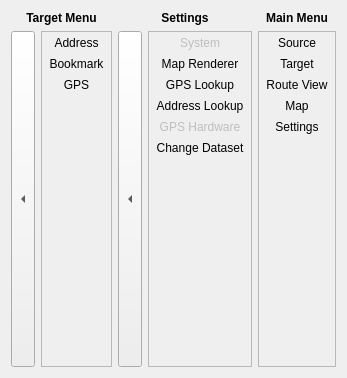
First picture: the form in client/mainwindow.ui, repository shentok/MoNav, before the edit.
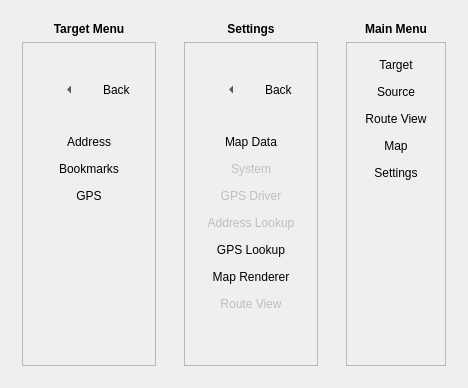
Second picture: the form after the edit. Icons and pictures are not drawn.

Commit message: Client: Some tweaks for Maemo

What changed in the file:
```diff
--- a/client/mainwindow.ui
+++ b/client/mainwindow.ui
@@ -6,13 +6,13 @@
    <string>MoNav</string>
   </property>
   <widget class="QWidget" name="centralWidget">
-   <layout class="QHBoxLayout" name="horizontalLayout">
+   <layout class="QHBoxLayout" name="horizontalLayout_3">
+    <item>
+     <layout class="QFormLayout" name="formLayout"/>
+    </item>
     <item>
      <widget class="QWidget" name="targetSourceWidget" native="true">
       <layout class="QVBoxLayout" name="verticalLayout_2">
-       <property name="margin">
-        <number>0</number>
-       </property>
        <item>
         <widget class="QLabel" name="targetSourceMenuLabel">
          <property name="sizePolicy">
@@ -36,25 +36,7 @@
         </widget>
        </item>
        <item>
-        <layout class="QHBoxLayout" name="horizontalLayout_2">
-         <item>
-          <widget class="QToolButton" name="backButton">
-           <property name="sizePolicy">
-            <sizepolicy hsizetype="Fixed" vsizetype="Preferred">
-             <horstretch>0</horstretch>
-             <verstretch>0</verstretch>
-            </sizepolicy>
-           </property>
-           <property name="text">
-            <string>...</string>
-           </property>
-           <property name="arrowType">
-            <enum>Qt::LeftArrow</enum>
-           </property>
-          </widget>
-         </item>
-         <item>
-          <widget class="QScrollArea" name="targetMenuList">
+        <widget class="QScrollArea" name="scrollArea_2">
            <property name="widgetResizable">
             <bool>true</bool>
            </property>
@@ -63,17 +45,39 @@
              <rect>
               <x>0</x>
               <y>0</y>
-              <width>143</width>
-              <height>358</height>
-             </rect>
-            </property>
-            <layout class="QVBoxLayout" name="verticalLayout_4">
-             <property name="spacing">
-              <number>0</number>
+            <width>167</width>
+            <height>342</height>
+           </rect>
+          </property>
+          <layout class="QVBoxLayout" name="verticalLayout_5">
+           <item>
+            <widget class="QToolButton" name="backButton">
+             <property name="sizePolicy">
+              <sizepolicy hsizetype="Preferred" vsizetype="Preferred">
+               <horstretch>0</horstretch>
+               <verstretch>0</verstretch>
+              </sizepolicy>
              </property>
-             <property name="margin">
-              <number>0</number>
+             <property name="text">
+              <string>Back</string>
              </property>
+             <property name="iconSize">
+              <size>
+               <width>64</width>
+               <height>64</height>
+              </size>
+             </property>
+             <property name="toolButtonStyle">
+              <enum>Qt::ToolButtonTextBesideIcon</enum>
+             </property>
+             <property name="autoRaise">
+              <bool>true</bool>
+             </property>
+             <property name="arrowType">
+              <enum>Qt::LeftArrow</enum>
+             </property>
+            </widget>
+           </item>
              <item>
               <widget class="QToolButton" name="addressButton">
                <property name="sizePolicy">
@@ -112,7 +116,7 @@
                 </sizepolicy>
                </property>
                <property name="text">
-                <string>Bookmark</string>
+              <string>Bookmarks</string>
                </property>
                <property name="icon">
                 <iconset resource="images.qrc">
@@ -169,7 +173,7 @@
                <property name="sizeHint" stdset="0">
                 <size>
                  <width>20</width>
-                 <height>121</height>
+               <height>40</height>
                 </size>
                </property>
               </spacer>
@@ -177,8 +181,6 @@
             </layout>
            </widget>
           </widget>
-         </item>
-        </layout>
        </item>
       </layout>
      </widget>
@@ -186,9 +188,6 @@
     <item>
      <widget class="QWidget" name="settingsWidget" native="true">
       <layout class="QVBoxLayout" name="verticalLayout">
-       <property name="margin">
-        <number>0</number>
-       </property>
        <item>
         <widget class="QLabel" name="label_3">
          <property name="font">
@@ -206,25 +205,7 @@
         </widget>
        </item>
        <item>
-        <layout class="QHBoxLayout" name="horizontalLayout_3">
-         <item>
-          <widget class="QToolButton" name="backButton2">
-           <property name="sizePolicy">
-            <sizepolicy hsizetype="Fixed" vsizetype="Preferred">
-             <horstretch>0</horstretch>
-             <verstretch>0</verstretch>
-            </sizepolicy>
-           </property>
-           <property name="text">
-            <string>...</string>
-           </property>
-           <property name="arrowType">
-            <enum>Qt::LeftArrow</enum>
-           </property>
-          </widget>
-         </item>
-         <item>
-          <widget class="QScrollArea" name="settingsMenuList">
+        <widget class="QScrollArea" name="scrollArea_3">
            <property name="widgetResizable">
             <bool>true</bool>
            </property>
@@ -232,18 +213,69 @@
             <property name="geometry">
              <rect>
               <x>0</x>
-              <y>-19</y>
-              <width>179</width>
-              <height>432</height>
+            <y>-300</y>
+            <width>196</width>
+            <height>642</height>
              </rect>
             </property>
             <layout class="QVBoxLayout" name="verticalLayout_6">
-             <property name="spacing">
-              <number>0</number>
+           <item>
+            <widget class="QToolButton" name="backButton2">
+             <property name="sizePolicy">
+              <sizepolicy hsizetype="Preferred" vsizetype="Preferred">
+               <horstretch>0</horstretch>
+               <verstretch>0</verstretch>
+              </sizepolicy>
              </property>
-             <property name="margin">
-              <number>0</number>
+             <property name="text">
+              <string>Back</string>
              </property>
+             <property name="iconSize">
+              <size>
+               <width>64</width>
+               <height>64</height>
+              </size>
+             </property>
+             <property name="toolButtonStyle">
+              <enum>Qt::ToolButtonTextBesideIcon</enum>
+             </property>
+             <property name="autoRaise">
+              <bool>true</bool>
+             </property>
+             <property name="arrowType">
+              <enum>Qt::LeftArrow</enum>
+             </property>
+            </widget>
+           </item>
+           <item>
+            <widget class="QToolButton" name="settingsDataButton">
+             <property name="sizePolicy">
+              <sizepolicy hsizetype="Preferred" vsizetype="Fixed">
+               <horstretch>0</horstretch>
+               <verstretch>0</verstretch>
+              </sizepolicy>
+             </property>
+             <property name="text">
+              <string>Map Data</string>
+             </property>
+             <property name="icon">
+              <iconset resource="images.qrc">
+               <normaloff>:/images/oxygen/folder-tar.png</normaloff>:/images/oxygen/folder-tar.png</iconset>
+             </property>
+             <property name="iconSize">
+              <size>
+               <width>64</width>
+               <height>64</height>
+              </size>
+             </property>
+             <property name="toolButtonStyle">
+              <enum>Qt::ToolButtonTextBesideIcon</enum>
+             </property>
+             <property name="autoRaise">
+              <bool>true</bool>
+             </property>
+            </widget>
+           </item>
              <item>
               <widget class="QToolButton" name="settingsSystemButton">
                <property name="enabled">
@@ -276,6 +308,99 @@
                </property>
               </widget>
              </item>
+           <item>
+            <widget class="QToolButton" name="settingsGPSButton">
+             <property name="enabled">
+              <bool>false</bool>
+             </property>
+             <property name="sizePolicy">
+              <sizepolicy hsizetype="Preferred" vsizetype="Fixed">
+               <horstretch>0</horstretch>
+               <verstretch>0</verstretch>
+              </sizepolicy>
+             </property>
+             <property name="text">
+              <string>GPS Driver</string>
+             </property>
+             <property name="icon">
+              <iconset resource="images.qrc">
+               <normaloff>:/images/oxygen/hwinfo.png</normaloff>:/images/oxygen/hwinfo.png</iconset>
+             </property>
+             <property name="iconSize">
+              <size>
+               <width>64</width>
+               <height>64</height>
+              </size>
+             </property>
+             <property name="toolButtonStyle">
+              <enum>Qt::ToolButtonTextBesideIcon</enum>
+             </property>
+             <property name="autoRaise">
+              <bool>true</bool>
+             </property>
+            </widget>
+           </item>
+           <item>
+            <widget class="QToolButton" name="settingsAddressLookupButton">
+             <property name="enabled">
+              <bool>false</bool>
+             </property>
+             <property name="sizePolicy">
+              <sizepolicy hsizetype="Preferred" vsizetype="Fixed">
+               <horstretch>0</horstretch>
+               <verstretch>0</verstretch>
+              </sizepolicy>
+             </property>
+             <property name="text">
+              <string>Address Lookup</string>
+             </property>
+             <property name="icon">
+              <iconset resource="images.qrc">
+               <normaloff>:/images/address.png</normaloff>:/images/address.png</iconset>
+             </property>
+             <property name="iconSize">
+              <size>
+               <width>64</width>
+               <height>64</height>
+              </size>
+             </property>
+             <property name="toolButtonStyle">
+              <enum>Qt::ToolButtonTextBesideIcon</enum>
+             </property>
+             <property name="autoRaise">
+              <bool>true</bool>
+             </property>
+            </widget>
+           </item>
+           <item>
+            <widget class="QToolButton" name="settingsGPSLookupButton">
+             <property name="sizePolicy">
+              <sizepolicy hsizetype="Preferred" vsizetype="Fixed">
+               <horstretch>0</horstretch>
+               <verstretch>0</verstretch>
+              </sizepolicy>
+             </property>
+             <property name="text">
+              <string>GPS Lookup</string>
+             </property>
+             <property name="icon">
+              <iconset resource="images.qrc">
+               <normaloff>:/images/oxygen/network-wireless.png</normaloff>:/images/oxygen/network-wireless.png</iconset>
+             </property>
+             <property name="iconSize">
+              <size>
+               <width>64</width>
+               <height>64</height>
+              </size>
+             </property>
+             <property name="toolButtonStyle">
+              <enum>Qt::ToolButtonTextBesideIcon</enum>
+             </property>
+             <property name="autoRaise">
+              <bool>true</bool>
+             </property>
+            </widget>
+           </item>
              <item>
               <widget class="QToolButton" name="settingsMapButton">
                <property name="sizePolicy">
@@ -306,65 +431,7 @@
               </widget>
              </item>
              <item>
-              <widget class="QToolButton" name="settingsGPSLookupButton">
-               <property name="sizePolicy">
-                <sizepolicy hsizetype="Preferred" vsizetype="Fixed">
-                 <horstretch>0</horstretch>
-                 <verstretch>0</verstretch>
-                </sizepolicy>
-               </property>
-               <property name="text">
-                <string>GPS Lookup</string>
-               </property>
-               <property name="icon">
-                <iconset resource="images.qrc">
-                 <normaloff>:/images/oxygen/network-wireless.png</normaloff>:/images/oxygen/network-wireless.png</iconset>
-               </property>
-               <property name="iconSize">
-                <size>
-                 <width>64</width>
-                 <height>64</height>
-                </size>
-               </property>
-               <property name="toolButtonStyle">
-                <enum>Qt::ToolButtonTextBesideIcon</enum>
-               </property>
-               <property name="autoRaise">
-                <bool>true</bool>
-               </property>
-              </widget>
-             </item>
-             <item>
-              <widget class="QToolButton" name="settingsAddressLookupButton">
-               <property name="sizePolicy">
-                <sizepolicy hsizetype="Preferred" vsizetype="Fixed">
-                 <horstretch>0</horstretch>
-                 <verstretch>0</verstretch>
-                </sizepolicy>
-               </property>
-               <property name="text">
-                <string>Address Lookup</string>
-               </property>
-               <property name="icon">
-                <iconset resource="images.qrc">
-                 <normaloff>:/images/address.png</normaloff>:/images/address.png</iconset>
-               </property>
-               <property name="iconSize">
-                <size>
-                 <width>64</width>
-                 <height>64</height>
-                </size>
-               </property>
-               <property name="toolButtonStyle">
-                <enum>Qt::ToolButtonTextBesideIcon</enum>
-               </property>
-               <property name="autoRaise">
-                <bool>true</bool>
-               </property>
-              </widget>
-             </item>
-             <item>
-              <widget class="QToolButton" name="settingsGPSButton">
+            <widget class="QToolButton" name="settingsRouterButton">
                <property name="enabled">
                 <bool>false</bool>
                </property>
@@ -375,7 +442,7 @@
                 </sizepolicy>
                </property>
                <property name="text">
-                <string>GPS Hardware</string>
+              <string>Route View</string>
                </property>
                <property name="icon">
                 <iconset resource="images.qrc">
@@ -395,48 +462,6 @@
                </property>
               </widget>
              </item>
-             <item>
-              <widget class="QToolButton" name="settingsDataButton">
-               <property name="sizePolicy">
-                <sizepolicy hsizetype="Preferred" vsizetype="Fixed">
-                 <horstretch>0</horstretch>
-                 <verstretch>0</verstretch>
-                </sizepolicy>
-               </property>
-               <property name="text">
-                <string>Change Dataset</string>
-               </property>
-               <property name="icon">
-                <iconset resource="images.qrc">
-                 <normaloff>:/images/oxygen/folder-tar.png</normaloff>:/images/oxygen/folder-tar.png</iconset>
-               </property>
-               <property name="iconSize">
-                <size>
-                 <width>64</width>
-                 <height>64</height>
-                </size>
-               </property>
-               <property name="toolButtonStyle">
-                <enum>Qt::ToolButtonTextBesideIcon</enum>
-               </property>
-               <property name="autoRaise">
-                <bool>true</bool>
-               </property>
-              </widget>
-             </item>
-             <item>
-              <spacer name="verticalSpacer_4">
-               <property name="orientation">
-                <enum>Qt::Vertical</enum>
-               </property>
-               <property name="sizeHint" stdset="0">
-                <size>
-                 <width>20</width>
-                 <height>40</height>
-                </size>
-               </property>
-              </spacer>
-             </item>
              <item>
               <spacer name="verticalSpacer_3">
                <property name="orientation">
@@ -445,7 +470,7 @@
                <property name="sizeHint" stdset="0">
                 <size>
                  <width>20</width>
-                 <height>280</height>
+               <height>40</height>
                 </size>
                </property>
               </spacer>
@@ -453,18 +478,13 @@
             </layout>
            </widget>
           </widget>
-         </item>
-        </layout>
        </item>
       </layout>
      </widget>
     </item>
     <item>
      <widget class="QWidget" name="mainMenuWidget" native="true">
-      <layout class="QVBoxLayout" name="verticalLayout_5">
-       <property name="margin">
-        <number>0</number>
-       </property>
+      <layout class="QVBoxLayout" name="verticalLayout_3" stretch="0,0">
        <item>
         <widget class="QLabel" name="label_4">
          <property name="sizePolicy">
@@ -488,7 +508,7 @@
         </widget>
        </item>
        <item>
-        <widget class="QScrollArea" name="mainMenuList">
+        <widget class="QScrollArea" name="scrollArea">
          <property name="widgetResizable">
           <bool>true</bool>
          </property>
@@ -496,47 +516,12 @@
           <property name="geometry">
            <rect>
             <x>0</x>
-            <y>0</y>
-            <width>149</width>
-            <height>360</height>
+            <y>-66</y>
+            <width>167</width>
+            <height>408</height>
            </rect>
           </property>
-          <layout class="QVBoxLayout" name="verticalLayout_3">
-           <property name="spacing">
-            <number>0</number>
-           </property>
-           <property name="margin">
-            <number>0</number>
-           </property>
-           <item>
-            <widget class="QToolButton" name="sourceButton">
-             <property name="sizePolicy">
-              <sizepolicy hsizetype="MinimumExpanding" vsizetype="Fixed">
-               <horstretch>0</horstretch>
-               <verstretch>0</verstretch>
-              </sizepolicy>
-             </property>
-             <property name="text">
-              <string>Source</string>
-             </property>
-             <property name="icon">
-              <iconset resource="images.qrc">
-               <normaloff>:/images/source.png</normaloff>:/images/source.png</iconset>
-             </property>
-             <property name="iconSize">
-              <size>
-               <width>64</width>
-               <height>64</height>
-              </size>
-             </property>
-             <property name="toolButtonStyle">
-              <enum>Qt::ToolButtonTextBesideIcon</enum>
-             </property>
-             <property name="autoRaise">
-              <bool>true</bool>
-             </property>
-            </widget>
-           </item>
+          <layout class="QVBoxLayout" name="verticalLayout_4">
            <item>
             <widget class="QToolButton" name="targetButton">
              <property name="sizePolicy">
@@ -566,6 +551,35 @@
              </property>
             </widget>
            </item>
+           <item>
+            <widget class="QToolButton" name="sourceButton">
+             <property name="sizePolicy">
+              <sizepolicy hsizetype="Preferred" vsizetype="Fixed">
+               <horstretch>0</horstretch>
+               <verstretch>0</verstretch>
+              </sizepolicy>
+             </property>
+             <property name="text">
+              <string>Source</string>
+             </property>
+             <property name="icon">
+              <iconset resource="images.qrc">
+               <normaloff>:/images/source.png</normaloff>:/images/source.png</iconset>
+             </property>
+             <property name="iconSize">
+              <size>
+               <width>64</width>
+               <height>64</height>
+              </size>
+             </property>
+             <property name="toolButtonStyle">
+              <enum>Qt::ToolButtonTextBesideIcon</enum>
+             </property>
+             <property name="autoRaise">
+              <bool>true</bool>
+             </property>
+            </widget>
+           </item>
            <item>
             <widget class="QToolButton" name="routeButton">
              <property name="sizePolicy">
```
Left out of the diff: 2 changed lines with no effect on the pictures. Lines whose indentation alone changed are shown as unchanged. The commit also changes 2 other files.
